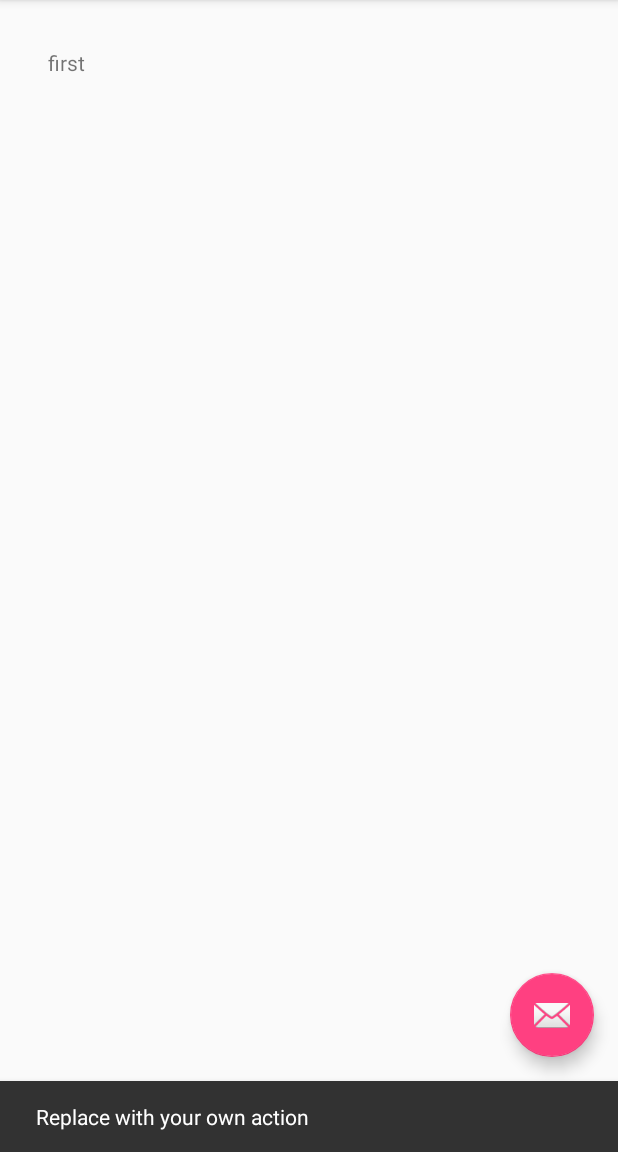
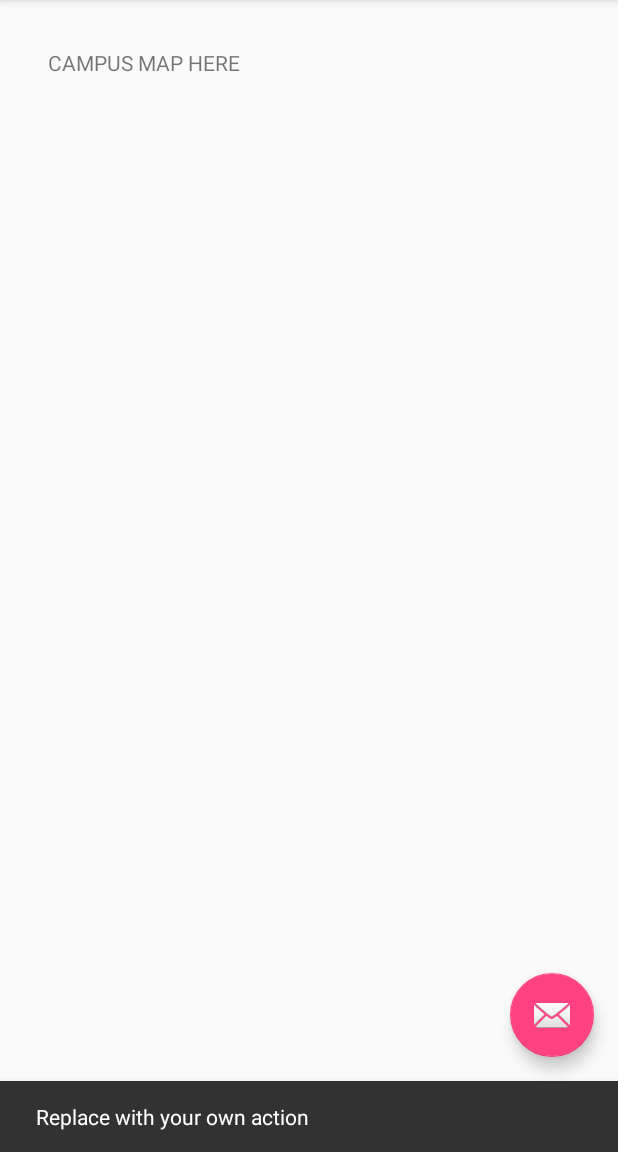
Before and after one commit to SebastianBabb/SFSUDroid, an Android app: the screen it shows after launch (MainActivity), after a tap on an icon or button, on a phone screen of 412 x 824 dp, the part 84-1236 px from its top. Run offline under Robolectric (Android 15) with nearby library versions, the phone set to English and light mode, and no system bars.

Commit message:
Added more fragments, renamed old fragments, reorganized dirs

```diff
--- a/app/src/main/AndroidManifest.xml
+++ b/app/src/main/AndroidManifest.xml
@@ -9,7 +9,7 @@
         android:supportsRtl="true"
         android:theme="@style/AppTheme">
         <activity
-            android:name=".MainActivity"
+            android:name=".activity.MainActivity"
             android:label="@string/app_name"
             android:theme="@style/AppTheme.NoActionBar">
             <intent-filter>
@@ -18,9 +18,8 @@
                 <category android:name="android.intent.category.LAUNCHER" />
             </intent-filter>
         </activity>
-        <activity android:name=".Map" />
         <activity
-            android:name="settings.SettingsActivity"
+            android:name=".settings.SettingsActivity"
             android:label="@string/title_activity_settings" />
     </application>
 
--- a/app/src/main/java/woverines/sfsuapp/MainActivity.java
+++ b/app/src/main/java/woverines/sfsuapp/activity/MainActivity.java
@@ -1,4 +1,4 @@
-package woverines.sfsuapp;
+package woverines.sfsuapp.activity;
 
 import android.content.Intent;
 import android.os.Bundle;
@@ -19,7 +19,11 @@ import android.support.v7.widget.Toolbar;
 import android.view.Menu;
 import android.view.MenuItem;
 
-import settings.SettingsActivity;
+import woverines.sfsuapp.R;
+import woverines.sfsuapp.fragment.CampusMapFragment;
+import woverines.sfsuapp.fragment.ResourcesFragment;
+import woverines.sfsuapp.fragment.ShuttleScheduleFragment;
+import woverines.sfsuapp.settings.SettingsActivity;
 
 public class MainActivity extends AppCompatActivity
         implements NavigationView.OnNavigationItemSelectedListener {
@@ -109,13 +113,13 @@ public class MainActivity extends AppCompatActivity
         // Handle navigation view item clicks here.
         int id = item.getItemId();
 
-        if (id == R.id.nav_camera) {
-            // Handle the camera action
-        } else if (id == R.id.nav_gallery) {
+        if (id == R.id.campus_map) {
+            mViewPager.setCurrentItem(0);
+        } else if (id == R.id.shuttle) {
             mViewPager.setCurrentItem(1);
-        } else if (id == R.id.nav_slideshow) {
+        } else if (id == R.id.resources) {
             mViewPager.setCurrentItem(2);
-        } else if (id == R.id.nav_manage) {
+        } else if (id == R.id.settings) {
             onOptionsItemSelected();
         }
 
@@ -139,13 +143,13 @@ public class MainActivity extends AppCompatActivity
         @Override
         public Fragment getItem(int position) {
             // getItem is called to instantiate the fragment for the given page.
-            // Return a PlaceholderFragment (defined as a static inner class below).\
+            // Return a CampusMapFragment (defined as a static inner class below).\
             if(position == 0)
-                return PlaceholderFragment.newInstance(position + 1, "first");
+                return CampusMapFragment.newInstance(position + 1, "CAMPUS MAP HERE");
             else if(position == 1)
-                return PlaceholderFragment.newInstance(position + 1, "second");
+                return ShuttleScheduleFragment.newInstance(position + 1, "SHUTTLE SCHEDULE HERE");
             else
-                return PlaceholderFragment2.newInstance(position + 1, "third");
+                return ResourcesFragment.newInstance(position + 1, "SFSU RESOURCES HERE");
         }
 
         @Override
--- a/app/src/main/java/woverines/sfsuapp/PlaceholderFragment2.java
+++ b/app/src/main/java/woverines/sfsuapp/fragment/CampusMapFragment.java
@@ -1,18 +1,19 @@
-package woverines.sfsuapp;
+package woverines.sfsuapp.fragment;
 
 import android.os.Bundle;
 import android.support.v4.app.Fragment;
 import android.view.LayoutInflater;
 import android.view.View;
 import android.view.ViewGroup;
-import android.widget.Button;
 import android.widget.TextView;
+
+import woverines.sfsuapp.R;
 
 
 /**
  * A placeholder fragment containing a simple view.
  */
-public class PlaceholderFragment2 extends Fragment {
+public class CampusMapFragment extends Fragment {
     /**
      * The fragment argument representing the section number for this
      * fragment.
@@ -20,7 +21,7 @@ public class PlaceholderFragment2 extends Fragment {
     private static final String ARG_SECTION_NUMBER = "section_number";
     private static final String ARG_TEXT = "text";
 
-    public PlaceholderFragment2() {
+    public CampusMapFragment() {
     }
 
     /**
@@ -28,9 +29,9 @@ public class PlaceholderFragment2 extends Fragment {
      * number.
      *
      */
-    public static PlaceholderFragment2 newInstance(int sectionNumber, String text) {
+    public static CampusMapFragment newInstance(int sectionNumber, String text) {
 
-        PlaceholderFragment2 fragment = new PlaceholderFragment2();
+        CampusMapFragment fragment = new CampusMapFragment();
         Bundle args = new Bundle();
         args.putInt(ARG_SECTION_NUMBER, sectionNumber);
         args.putString(ARG_TEXT, text);
@@ -41,18 +42,10 @@ public class PlaceholderFragment2 extends Fragment {
     @Override
     public View onCreateView(LayoutInflater inflater, ViewGroup container,
                              Bundle savedInstanceState) {
-        View rootView = inflater.inflate(R.layout.fragment_main2, container, false);
+        View rootView = inflater.inflate(R.layout.fragment_campus_map, container, false);
         Bundle args = getArguments();
-        final TextView textView = (TextView) rootView.findViewById(R.id.section_label);
+        TextView textView = (TextView) rootView.findViewById(R.id.section_label);
         textView.setText(args.getString(ARG_TEXT));
-        Button button = (Button) rootView.findViewById(R.id.button1);
-        button.setOnClickListener(new View.OnClickListener() {
-            @Override
-            public void onClick(View v) {
-                textView.setText("Random: " + Math.random());
-            }
-        });
-
         return rootView;
     }
 }
--- a/app/src/main/java/woverines/sfsuapp/PlaceholderFragment.java
+++ b/app/src/main/java/woverines/sfsuapp/fragment/ShuttleScheduleFragment.java
@@ -1,4 +1,4 @@
-package woverines.sfsuapp;
+package woverines.sfsuapp.fragment;
 
 import android.os.Bundle;
 import android.support.v4.app.Fragment;
@@ -7,11 +7,13 @@ import android.view.View;
 import android.view.ViewGroup;
 import android.widget.TextView;
 
+import woverines.sfsuapp.R;
+
 
 /**
  * A placeholder fragment containing a simple view.
  */
-public class PlaceholderFragment extends Fragment {
+public class ShuttleScheduleFragment extends Fragment {
     /**
      * The fragment argument representing the section number for this
      * fragment.
@@ -19,7 +21,7 @@ public class PlaceholderFragment extends Fragment {
     private static final String ARG_SECTION_NUMBER = "section_number";
     private static final String ARG_TEXT = "text";
 
-    public PlaceholderFragment() {
+    public ShuttleScheduleFragment() {
     }
 
     /**
@@ -27,9 +29,9 @@ public class PlaceholderFragment extends Fragment {
      * number.
      *
      */
-    public static PlaceholderFragment newInstance(int sectionNumber, String text) {
+    public static ShuttleScheduleFragment newInstance(int sectionNumber, String text) {
 
-        PlaceholderFragment fragment = new PlaceholderFragment();
+        ShuttleScheduleFragment fragment = new ShuttleScheduleFragment();
         Bundle args = new Bundle();
         args.putInt(ARG_SECTION_NUMBER, sectionNumber);
         args.putString(ARG_TEXT, text);
@@ -40,10 +42,19 @@ public class PlaceholderFragment extends Fragment {
     @Override
     public View onCreateView(LayoutInflater inflater, ViewGroup container,
                              Bundle savedInstanceState) {
-        View rootView = inflater.inflate(R.layout.fragment_main, container, false);
+        View rootView = inflater.inflate(R.layout.fragment_shuttle_schedule, container, false);
         Bundle args = getArguments();
-        TextView textView = (TextView) rootView.findViewById(R.id.section_label);
+        final TextView textView = (TextView) rootView.findViewById(R.id.section_label);
         textView.setText(args.getString(ARG_TEXT));
+
+//        Button button = (Button) rootView.findViewById(R.id.button1);
+//        button.setOnClickListener(new View.OnClickListener() {
+//            @Override
+//            public void onClick(View v) {
+//                textView.setText("Random: " + Math.random());
+//            }
+//        });
+
         return rootView;
     }
 }
--- a/app/src/main/java/settings/AppCompatPreferenceActivity.java
+++ b/app/src/main/java/woverines/sfsuapp/settings/AppCompatPreferenceActivity.java
@@ -1,4 +1,4 @@
-package settings;
+package woverines.sfsuapp.settings;
 
 import android.content.res.Configuration;
 import android.os.Bundle;
--- a/app/src/main/java/settings/SettingsActivity.java
+++ b/app/src/main/java/woverines/sfsuapp/settings/SettingsActivity.java
@@ -1,4 +1,4 @@
-package settings;
+package woverines.sfsuapp.settings;
 
 
 import android.annotation.TargetApi;
--- a/app/src/main/res/layout/app_bar_main.xml
+++ b/app/src/main/res/layout/app_bar_main.xml
@@ -5,7 +5,7 @@
     android:layout_width="match_parent"
     android:layout_height="match_parent"
     android:fitsSystemWindows="true"
-    tools:context="woverines.sfsuapp.MainActivity">
+    tools:context=".activity.MainActivity">
 
     <android.support.design.widget.AppBarLayout
         android:layout_width="match_parent"
--- a/app/src/main/res/layout/content_main.xml
+++ b/app/src/main/res/layout/content_main.xml
@@ -9,7 +9,7 @@
     android:paddingRight="@dimen/activity_horizontal_margin"
     android:paddingTop="@dimen/activity_vertical_margin"
     app:layout_behavior="@string/appbar_scrolling_view_behavior"
-    tools:context="woverines.sfsuapp.MainActivity"
+    tools:context=".activity.MainActivity"
     tools:showIn="@layout/app_bar_main">
 
 
--- a/app/src/main/res/menu/activity_main_drawer.xml
+++ b/app/src/main/res/menu/activity_main_drawer.xml
@@ -3,24 +3,24 @@
 
     <group android:checkableBehavior="single">
         <item
-            android:id="@+id/nav_camera"
-            android:icon="@drawable/ic_menu_camera"
-            android:title="Import" />
+            android:id="@+id/campus_map"
+            android:icon="@android:drawable/ic_dialog_map"
+            android:title="Campus Map" />
         <item
-            android:id="@+id/nav_gallery"
-            android:icon="@drawable/ic_menu_gallery"
-            android:title="Gallery" />
+            android:id="@+id/shuttle"
+            android:icon="@android:drawable/ic_menu_help"
+            android:title="Shuttle Schedule" />
         <item
-            android:id="@+id/nav_slideshow"
-            android:icon="@drawable/ic_menu_slideshow"
-            android:title="Slideshow" />
+            android:id="@+id/resources"
+            android:icon="@android:drawable/ic_menu_help"
+            android:title="SFSU Resources" />
 
     </group>
 
     <item android:title="Options">
         <menu>
             <item
-                android:id="@+id/nav_manage"
+                android:id="@+id/settings"
                 android:icon="@drawable/ic_menu_manage"
                 android:title="Settings" />
         </menu>
--- a/app/src/main/res/xml/pref_headers.xml
+++ b/app/src/main/res/xml/pref_headers.xml
@@ -3,17 +3,17 @@
     <!-- These settings headers are only used on tablets. -->
 
     <header
-        android:fragment="settings.SettingsActivity$GeneralPreferenceFragment"
+        android:fragment="woverines.sfsuapp.settings.SettingsActivity$GeneralPreferenceFragment"
         android:icon="@drawable/ic_info_black_24dp"
         android:title="@string/pref_header_general" />
 
     <header
-        android:fragment="settings.SettingsActivity$NotificationPreferenceFragment"
+        android:fragment="woverines.sfsuapp.settings.SettingsActivity$NotificationPreferenceFragment"
         android:icon="@drawable/ic_notifications_black_24dp"
         android:title="@string/pref_header_notifications" />
 
     <header
-        android:fragment="settings.SettingsActivity$DataSyncPreferenceFragment"
+        android:fragment="woverines.sfsuapp.settings.SettingsActivity$DataSyncPreferenceFragment"
         android:icon="@drawable/ic_sync_black_24dp"
         android:title="@string/pref_header_data_sync" />
 
```
Also changed, not shown: app/src/main/java/woverines/sfsuapp/Map.java (deleted, +0 -13 lines), app/src/main/java/woverines/sfsuapp/api/APIRequestQueue.java (added, +7 -0 lines), app/src/main/java/woverines/sfsuapp/api/RequestBuilder.java (added, +7 -0 lines), app/src/main/java/woverines/sfsuapp/fragment/ResourcesFragment.java (added, +51 -0 lines), app/src/main/res/layout/fragment_resources.xml (renamed from app/src/main/res/layout/activity_map.xml, +6 -2 lines), app/src/main/res/layout/fragment_campus_map.xml (renamed from app/src/main/res/layout/fragment_main.xml), app/src/main/res/layout/fragment_shuttle_schedule.xml (renamed from app/src/main/res/layout/fragment_main2.xml).
